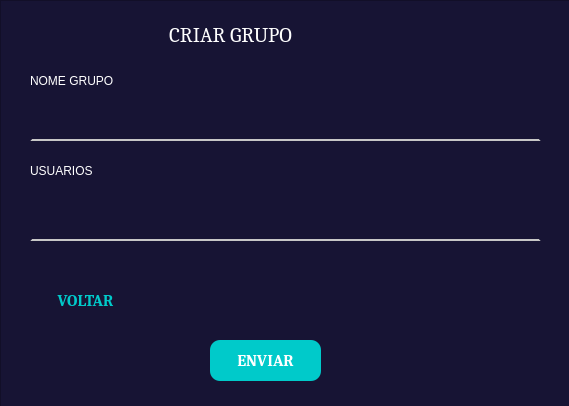
The window that view/grupo.ui (mosaviczki/RMI-Chat-Python) describes before a commit, drawn with Qt 5.
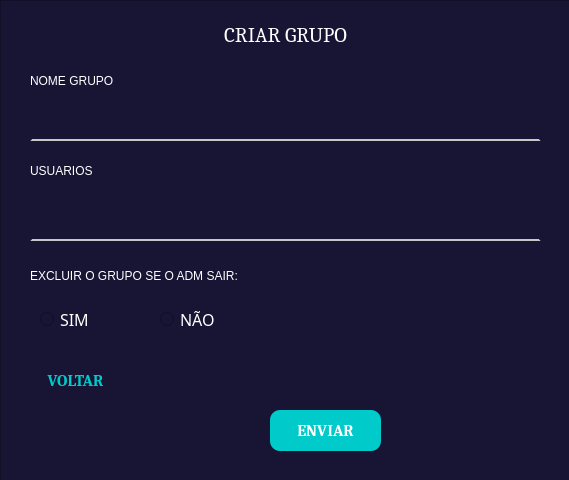
The same window after the commit.

Patch:
```diff
--- a/view/grupo.ui
+++ b/view/grupo.ui
@@ -7,7 +7,7 @@
     <x>0</x>
     <y>0</y>
     <width>569</width>
-    <height>406</height>
+    <height>480</height>
    </rect>
   </property>
   <property name="windowTitle">
@@ -36,7 +36,7 @@
      <rect>
       <x>10</x>
       <y>20</y>
-      <width>441</width>
+      <width>551</width>
       <height>31</height>
      </rect>
     </property>
@@ -97,8 +97,8 @@
    <widget class="QPushButton" name="pushButton">
     <property name="geometry">
      <rect>
-      <x>210</x>
-      <y>340</y>
+      <x>270</x>
+      <y>410</y>
       <width>111</width>
       <height>41</height>
      </rect>
@@ -168,8 +168,8 @@
    <widget class="QPushButton" name="pushButton_2">
     <property name="geometry">
      <rect>
-      <x>30</x>
-      <y>280</y>
+      <x>20</x>
+      <y>360</y>
       <width>111</width>
       <height>41</height>
      </rect>
@@ -202,6 +202,67 @@
      <string>VOLTAR</string>
     </property>
    </widget>
+   <widget class="QRadioButton" name="radioButton">
+    <property name="geometry">
+     <rect>
+      <x>40</x>
+      <y>310</y>
+      <width>80</width>
+      <height>18</height>
+     </rect>
+    </property>
+    <property name="font">
+     <font>
+      <family>Candara</family>
+      <pointsize>12</pointsize>
+     </font>
+    </property>
+    <property name="styleSheet">
+     <string notr="true">color: rgb(255, 255, 255);</string>
+    </property>
+    <property name="text">
+     <string>SIM</string>
+    </property>
+   </widget>
+   <widget class="QRadioButton" name="radioButton_2">
+    <property name="geometry">
+     <rect>
+      <x>160</x>
+      <y>310</y>
+      <width>80</width>
+      <height>18</height>
+     </rect>
+    </property>
+    <property name="font">
+     <font>
+      <family>Candara</family>
+      <pointsize>12</pointsize>
+     </font>
+    </property>
+    <property name="styleSheet">
+     <string notr="true">color: rgb(255, 255, 255);</string>
+    </property>
+    <property name="text">
+     <string>NÃO</string>
+    </property>
+   </widget>
+   <widget class="QLabel" name="label_4">
+    <property name="geometry">
+     <rect>
+      <x>30</x>
+      <y>260</y>
+      <width>401</width>
+      <height>31</height>
+     </rect>
+    </property>
+    <property name="styleSheet">
+     <string notr="true">font: 75 12pt &quot;Cambria&quot;;
+color: rgb(255, 255, 255);</string>
+    </property>
+    <property name="text">
+     <string>EXCLUIR O GRUPO SE O ADM SAIR:</string>
+    </property>
+   </widget>
   </widget>
  </widget>
  <resources/>
```
Left out of the diff: 35 changed lines with no effect on the pictures.
